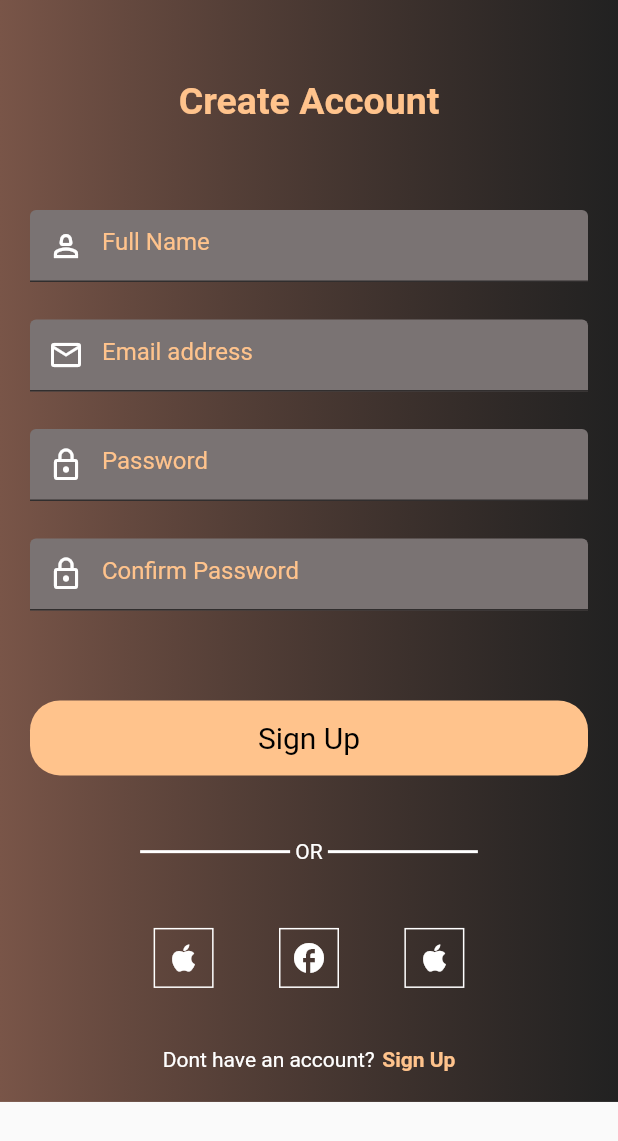
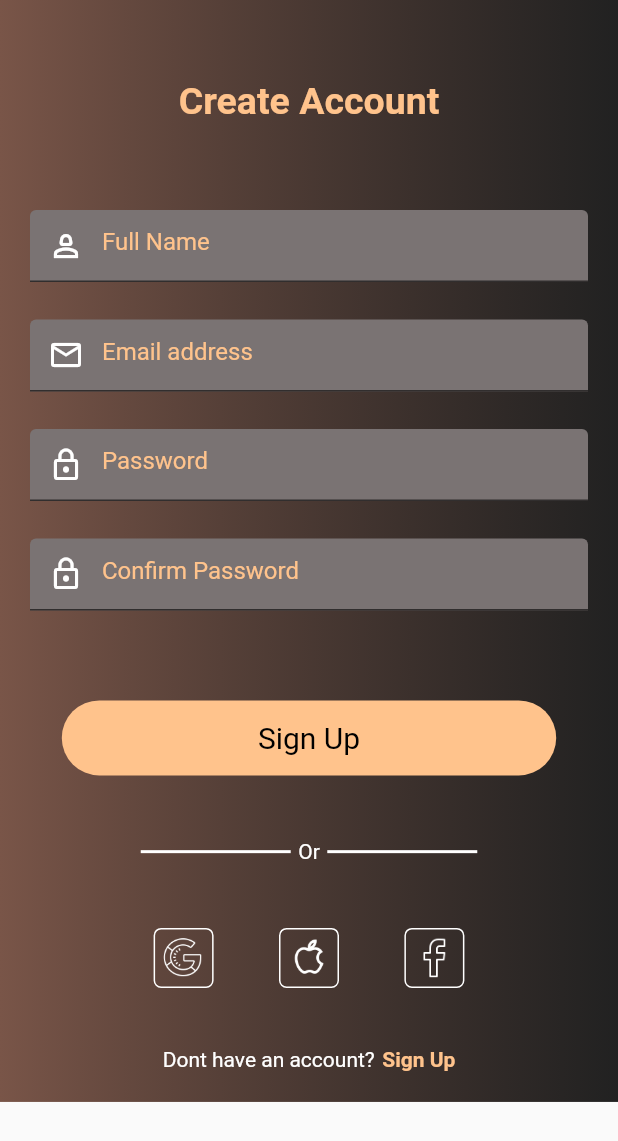
Before and after one commit to Sayedts7/task_by_Elabd_Technologies, a Flutter app: the LoginView screen opened directly, after a tap on "Sign In", on a phone screen of 412 x 824 dp. Shown: the top 1141 px of the screen. Run offline on Flutter 3.47's test engine with Material 2 defaults, Android fonts, the phone set to English and light mode, and no system bars; our stand-ins replace card_swiper, video_player.

Commit message:
Impoved the UI

```diff
--- a/lib/round_button.dart
+++ b/lib/round_button.dart
@@ -15,10 +15,10 @@ class Round_Button extends StatelessWidget {
       onTap: onpress,
       child: Container(
         height: 50,
-        width: MediaQuery.of(context).size.width *1,
+        width: MediaQuery.of(context).size.width *0.8,
         decoration: BoxDecoration(
           color: Color(0xffFFC38C),
-          borderRadius: BorderRadius.circular(20)
+          borderRadius: BorderRadius.circular(30)
         ),
         child: Center(child:
         Text(title, style: TextStyle(color: Colors.black,fontSize: 20 ),)),
--- a/lib/view/loginview.dart
+++ b/lib/view/loginview.dart
@@ -96,16 +96,19 @@ class LoginView extends StatelessWidget {
                       mainAxisAlignment: MainAxisAlignment.center,
                       children: [
                         Container(
-                          width: 100,
+                          width: 110,
                           height: 2,
                           color: Colors.white,
                         ),
+                        SizedBox(width: 5),
                         const Text(
-                          ' OR ',
+                          ' Or ',
                           style: TextStyle(fontSize: 14, color: Colors.white),
                         ),
+                        SizedBox(width: 5),
+
                         Container(
-                          width: 100,
+                          width: 110,
                           height: 2,
                           color: Colors.white,
                         ),
@@ -122,22 +125,41 @@ class LoginView extends StatelessWidget {
                           height: 40,
                           width: 40,
                           decoration: BoxDecoration(
+                              borderRadius: BorderRadius.circular(5),
+
                               border: Border.all(
                                 color: Colors.white
                               )),
 
-                          child: Icon(Icons.apple_outlined, color: Colors.white,),
-                        ),
+                          child: const Padding(
+                            padding: EdgeInsets.all(5.0),
+                            child: Image(
+                              image: AssetImage('assets/g.png'),),
+                          ),),
                         Container(
                             height: 40,
                             width: 40,
-                            decoration: BoxDecoration(border: Border.all( color: Colors.white)),
-                            child: Icon(Icons.facebook_outlined,  color: Colors.white)),
+                            decoration: BoxDecoration(
+                                borderRadius: BorderRadius.circular(5),
+                                border: Border.all( color: Colors.white)),
+                            child:   const Padding(
+                              padding: EdgeInsets.all(5.0),
+                              child: Image(
+                                image: AssetImage('assets/app.png'),),
+                            ),),
                         Container(
                           height: 40,
                           width: 40,
-                          decoration: BoxDecoration(border: Border.all( color: Colors.white)),
-                          child: Icon(Icons.apple_outlined,  color: Colors.white),
+                          decoration: BoxDecoration
+                            (
+                              borderRadius: BorderRadius.circular(5),
+
+                              border: Border.all( color: Colors.white)),
+                          child:  const Padding(
+                            padding: EdgeInsets.all(5.0),
+                            child: Image(
+                              image: AssetImage('assets/fb.png'),),
+                          ),
                         ),
                       ],
                     ),
--- a/lib/view/register.dart
+++ b/lib/view/register.dart
@@ -114,10 +114,14 @@ class SignUpView extends StatelessWidget {
                           height: 2,
                           color: Colors.white,
                         ),
+                        SizedBox(width: 5),
+
                         const Text(
-                          ' OR ',
+                          'Or',
                           style: TextStyle(fontSize: 14,color: Colors.white),
                         ),
+                        SizedBox(width: 5),
+
                         Container(
                           width: 100,
                           height: 2,
@@ -135,21 +139,38 @@ class SignUpView extends StatelessWidget {
                         Container(
                           height: 40,
                           width: 40,
-                          decoration: BoxDecoration(border: Border.all(color: Colors.white)),
-                          child: Icon(Icons.apple_outlined, color: Colors.white),
+                          decoration: BoxDecoration( borderRadius: BorderRadius.circular(5),
+
+                              border: Border.all( color: Colors.white)),
+                          child:  const Padding(
+                            padding: EdgeInsets.all(5.0),
+                            child: Image(
+                              image: AssetImage('assets/g.png'),),
+                          ),
                         ),
                         Container(
                             height: 40,
                             width: 40,
-                            decoration: BoxDecoration(border: Border.all(
-                              color: Colors.white
-                            )),
-                            child: const Icon(Icons.facebook_outlined, color: Colors.white)),
+                            decoration: BoxDecoration(borderRadius: BorderRadius.circular(5),
+
+                            border: Border.all( color: Colors.white)),
+                    child:  const Padding(
+                      padding: EdgeInsets.all(5.0),
+                      child: Image(
+                        image: AssetImage('assets/app.png'),),
+                    ),
+                  ),
                         Container(
                           height: 40,
                           width: 40,
-                          decoration: BoxDecoration(border: Border.all(color: Colors.white)),
-                          child: const Icon(Icons.apple_outlined, color: Colors.white),
+                          decoration: BoxDecoration( borderRadius: BorderRadius.circular(5),
+
+                              border: Border.all( color: Colors.white)),
+                          child:  const Padding(
+                            padding: EdgeInsets.all(5.0),
+                            child: Image(
+                              image: AssetImage('assets/fb.png'),),
+                          ),
                         ),
                       ],
                     ),
```
Also changed, not shown: assets/app.png (added), assets/fb.png (added), assets/g.png (added), lib/view/video_screen.dart (line endings or trailing spaces), 1 other file.
